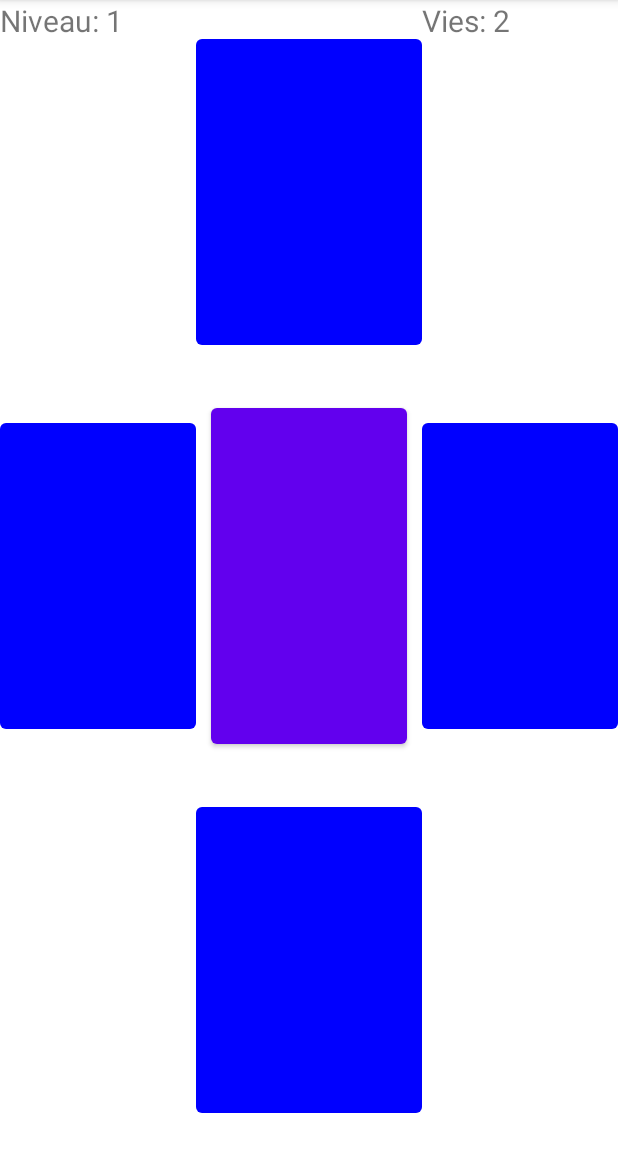
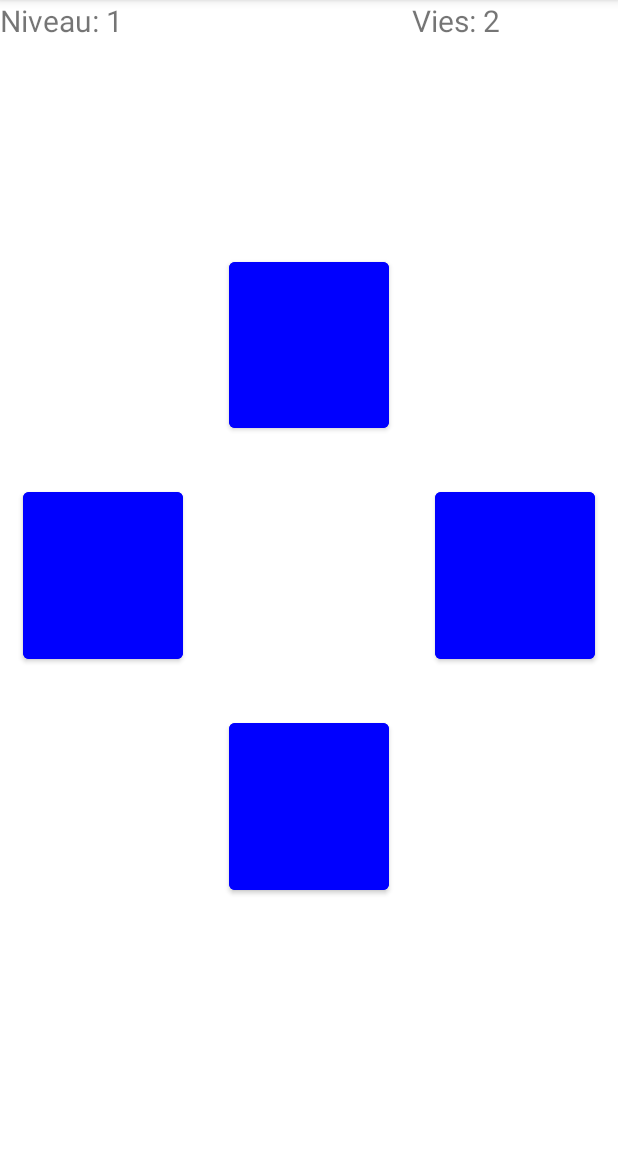
Before and after one commit to NinoLS/projet_color_memory, an Android app: the difficultyStart screen opened directly, with no data from a screen before it, on a phone screen of 412 x 824 dp, the part 84-1236 px from its top. Run offline under Robolectric (Android 15) with nearby library versions, the phone set to English and light mode, and no system bars.

```diff
--- a/app/src/main/java/com/example/colormemory/difficultyStart.java
+++ b/app/src/main/java/com/example/colormemory/difficultyStart.java
@@ -28,6 +28,7 @@ public class difficultyStart extends AppCompatActivity {
 
     //jeu
     Button[] btns;
+    int[] btns_ids;
     Byte[] random_sequence;
     Byte[] pressed_sequence;
     TextView tv_vies;
@@ -59,40 +60,48 @@ public class difficultyStart extends AppCompatActivity {
         tv_niveau = findViewById(R.id.tv_niveau);
         tv_niveau.setText("Niveau: " + n_NIVEAU);
 
-        //boutons jeu
-        btns = new Button[4];
-        btns[0] = findViewById(R.id.btn_facile_gauche);
-        btns[1] = findViewById(R.id.btn_facile_droit);
-        btns[2] = findViewById(R.id.btn_facile_bas);
-        btns[3] = findViewById(R.id.btn_facile_haut);
-        //reste...
+        //ordres des boutons (id)
+        btns_ids = new int[10];
+        btns_ids[0] = R.id.btn_bas;
+        btns_ids[1] = R.id.btn_haut;
+        btns_ids[2] = R.id.btn_gauche;
+        btns_ids[3] = R.id.btn_droit;
+        btns_ids[4] = R.id.btn_haut_haut;
+        btns_ids[7] = R.id.btn_bas_bas;
+        btns_ids[8] = R.id.btn_bas_gauche;
+        btns_ids[6] = R.id.btn_haut_droit;
+        btns_ids[5] = R.id.btn_haut_gauche;
+        btns_ids[9] = R.id.btn_bas_droit;
 
-        for(int b=0;b<btns.length;b++)
-        {
-            btns[b].setBackgroundColor(Color.BLUE);
-        }
-        setEnableButtons(btns,false); //activer les boutons
+        startDifficulty();
     }
 
 
-    public void startDifficulte(View view)
+
+
+    public void startDifficulty()
     {
-        if(n_NIVEAU == n_NIVEAU_MIN) //si aucun niveau passée => on "crée" la difficulté
+        new CountDownTimer(2000,2000)
         {
-            view.setEnabled(false);
-        }
-        startNiveau(view);
+            @Override
+            public void onTick(long millisUntilFinished) {
+
+            }
+            @Override
+            public void onFinish() {
+                startNiveau();
+            }
+        }.start();
     }
-
-    public void startNiveau(View view)
+    public void startNiveau()
     {
         if(n_NIVEAU <= n_NIVEAU_MAX)
         {
+            displayButtons(n_NIVEAU+3); //niveau 1 -> 4=3+1 boutons
             tv_niveau.setText("Niveau: " + n_NIVEAU); //affichage niveau
             random_sequence = new Byte[n_MANCHE_MAX]; //nouvelle sequence random
-            // //ajout d'un bouton
             n_MANCHE = n_MANCHE_MIN; //1ere manche
-            startManche(view);
+            startManche();
         }
         else
         {
@@ -100,31 +109,30 @@ public class difficultyStart extends AppCompatActivity {
             finish(); //on sort
         }
     }
-
-    public void startManche(View view)
+    public void startManche()
     {
         if(n_MANCHE <= n_MANCHE_MAX)
         {
-            switchOnBouton(view,0); //lance la sequence (récursivité)
+            switchOnBouton(0); //lance la sequence (récursivité)
             if(n_DIFF < 3)
-                listenSequence(view);
-            else chronoSequence(view); //pour le niveau chrono
+                listenSequence();
+            else chronoSequence(); //pour le niveau chrono
         }
         else
         {
             n_NIVEAU++;
-            startNiveau(view);
+            startNiveau();
         }
     }
     @SuppressLint("ResourceAsColor")
-    public void switchOnBouton(View view, int button_count)
+    public void switchOnBouton(int button_count)
     {
         if(button_count < n_MANCHE) //ex: [facile,manche 0] => 1 bouton
         {
             //tirage au sort + stockage sequence
             if(random_sequence[button_count] == null)
             {
-                byte random_index = (byte) Math.floor(Math.random() * (4 + n_DIFF)); //de 1 à 4
+                byte random_index = (byte) Math.floor(Math.random() * (3 + n_NIVEAU));
                 random_sequence[button_count] = random_index;
             }
 
@@ -137,7 +145,7 @@ public class difficultyStart extends AppCompatActivity {
                 @Override
                 public void onFinish() {
                     btns[random_sequence[button_count]].setBackgroundColor(Color.BLACK);
-                    btns[random_sequence[button_count]].setText(String.valueOf(button_count+1));
+                    //btns[random_sequence[button_count]].setText(String.valueOf(button_count+1));
                 }
             }.start();
 
@@ -151,15 +159,17 @@ public class difficultyStart extends AppCompatActivity {
                 public void onFinish() {
                     btns[random_sequence[button_count]].setBackgroundColor(Color.BLUE);
                     btns[random_sequence[button_count]].setText("");
-                    switchOnBouton(view,button_count+1);
+                    switchOnBouton(button_count+1);
 
                 }
             }.start();
         }
         else
-            setEnableButtons(btns,true); //activer les boutons
+            setEnableButtons(true); //activer les boutons
     }
-    public void listenSequence(View view)
+
+
+    public void listenSequence()
     {
         pressed_sequence = new Byte[n_MANCHE]; //"vider" la sequence (manches d'avant)
         for(byte b=0;b<btns.length;b++)
@@ -171,8 +181,8 @@ public class difficultyStart extends AppCompatActivity {
                     pressed_sequence[findFirstFreeIndex(pressed_sequence)] = finalB;
                     if(pressed_sequence[pressed_sequence.length-1] != null) //Tout complété
                     {
-                        setEnableButtons(btns,false);
-                        finishManche(view,compareTwoTab(pressed_sequence,random_sequence));
+                        setEnableButtons(false);
+                        finishManche(compareTwoTab(pressed_sequence,random_sequence));
                         //manche gagné si les 2 séquences sont identiques
                         /* //CORRESPOND A :
                         if(compareTwoTab(pressed_sequence,random_sequence))
@@ -186,8 +196,7 @@ public class difficultyStart extends AppCompatActivity {
             });
         }
     }
-
-    public void chronoSequence(View view)
+    public void chronoSequence()
     {
         //difficulté 3 <=> TIMER
         new CountDownTimer(n_TEMPS_REPONSE*1000*n_MANCHE,n_TEMPS_REPONSE*1000*n_MANCHE)
@@ -206,7 +215,7 @@ public class difficultyStart extends AppCompatActivity {
             }
         };
     }
-    public void finishManche(View view,boolean success)
+    public void finishManche(boolean success)
     {
         new CountDownTimer(300, 300) {
             @Override
@@ -232,7 +241,7 @@ public class difficultyStart extends AppCompatActivity {
                     btns[b].setBackgroundColor(Color.BLUE);
                 if (success) {
                     n_MANCHE++;
-                    startManche(view);
+                    startManche();
                 }
                 else //si perdu
                 {
@@ -242,11 +251,12 @@ public class difficultyStart extends AppCompatActivity {
                         n_MANCHE = n_MANCHE_MIN; //retour 1ere manche
                         n_VIES--;
                         tv_vies.setText("Vies: " + n_VIES);
+                        startNiveau(); //on recommence le niveau
                         //Toast.makeText(difficultyStart.this, "Encore "+n_VIES+" vie"+((n_VIES>1)?"s":""), Toast.LENGTH_SHORT).show();
                     }
                     else
                     {
-                        //plus de vies => retour au niveau 1
+                        //plus de vies => on sort ? OU retour au niveau 1
                         n_NIVEAU = 0;
                         setResult(Activity.RESULT_CANCELED);
                         finish(); //on sort
@@ -280,12 +290,23 @@ public class difficultyStart extends AppCompatActivity {
         }
         return true; //si on arrive ici : tout correspond
     }
-    public void setEnableButtons(Button[] btns,boolean bool)
+    public void setEnableButtons(boolean bool)
     {
         for(int i=0;i<btns.length;i++)
         {
             btns[i].setEnabled(bool);
         }
     }
+    public void displayButtons(int number)
+    {
+        btns = new Button[number];
+        for(int b=0;b<number;b++)
+        {
+            btns[b] = findViewById(btns_ids[b]);
+            btns[b].setVisibility(View.VISIBLE);
+            btns[b].setBackgroundColor(Color.BLUE);
+        }
+        setEnableButtons(false); //activer les boutons
+    }
 
 }
--- a/app/src/main/res/layout/activity_difficulty_facile.xml
+++ b/app/src/main/res/layout/activity_difficulty_facile.xml
@@ -10,7 +10,20 @@
         android:layout_width="match_parent"
         android:layout_height="match_parent"
         app:columnCount="3"
-        app:rowCount="3">
+        app:rowCount="5"
+        tools:layout_editor_absoluteX="0dp"
+        tools:layout_editor_absoluteY="0dp">
+
+
+        <TextView
+            android:id="@+id/tv_niveau"
+            android:text="@string/niveau"
+            android:textSize="20dp"
+            app:layout_column="0"
+            app:layout_columnWeight="1"
+            app:layout_row="0"
+            app:layout_rowWeight="1" />
+
 
         <TextView
             android:id="@+id/tv_vies"
@@ -23,63 +36,101 @@
             app:layout_row="0"
             app:layout_rowWeight="1" />
 
-        <TextView
-            android:id="@+id/tv_niveau"
-            android:text="@string/niveau"
-            android:textSize="20dp"
+        <Button
+            android:id="@+id/btn_haut_haut"
+            app:layout_column="1"
+            app:layout_columnWeight="1"
+            app:layout_row="0"
+            app:layout_rowWeight="1"
+            android:layout_margin="15dp"
+            android:visibility="invisible"
+            android:backgroundTint="#0000FF"/>
+        <Button
+            android:id="@+id/btn_haut"
+            app:layout_column="1"
+            app:layout_columnWeight="1"
+            app:layout_row="1"
+            app:layout_rowWeight="1"
+            android:layout_margin="15dp"
+            android:backgroundTint="#0000FF"/>
+
+        <Button
+            android:id="@+id/btn_haut_gauche"
             app:layout_column="0"
             app:layout_columnWeight="1"
-            app:layout_row="0"
-            app:layout_rowWeight="1" />
+            app:layout_row="1"
+            app:layout_rowWeight="1"
+            android:layout_margin="15dp"
+            android:visibility="invisible"
+            android:backgroundTint="#0000FF"/>
+
+        <Button
+            android:id="@+id/btn_haut_droit"
+            app:layout_column="2"
+            app:layout_columnWeight="1"
+            app:layout_row="1"
+            app:layout_rowWeight="1"
+            android:layout_margin="15dp"
+            android:visibility="invisible"
+            android:backgroundTint="#0000FF" />
+
+        <Button
+            android:id="@+id/btn_gauche"
+            app:layout_column="0"
+            app:layout_columnWeight="1"
+            app:layout_row="2"
+            app:layout_rowWeight="1"
+            android:layout_margin="15dp"
+            android:backgroundTint="#0000FF" />
+
+        <Button
+            android:id="@+id/btn_bas_gauche"
+            app:layout_column="0"
+            app:layout_columnWeight="1"
+            app:layout_row="3"
+            app:layout_rowWeight="1"
+            android:layout_margin="15dp"
+            android:visibility="invisible"
+            android:backgroundTint="#0000FF"/>
+
+        <Button
+            android:id="@+id/btn_bas_droit"
+            app:layout_column="2"
+            app:layout_columnWeight="1"
+            app:layout_row="3"
+            app:layout_rowWeight="1"
+            android:layout_margin="15dp"
+            android:visibility="invisible"
+            android:backgroundTint="#0000FF" />
 
 
         <Button
-            android:id="@+id/button3"
-            android:layout_width="wrap_content"
-            android:layout_height="wrap_content"
-            android:layout_margin="10dp"
-            android:onClick="startDifficulte"
-            android:text="@string/start"
+            android:id="@+id/btn_droit"
+            app:layout_column="2"
+            app:layout_columnWeight="1"
+            app:layout_row="2"
+            app:layout_rowWeight="1"
+            android:layout_margin="15dp"
+            android:backgroundTint="#0000FF"/>
+
+        <Button
+            android:id="@+id/btn_bas"
             app:layout_column="1"
             app:layout_columnWeight="1"
-            app:layout_row="1"
-            app:layout_rowWeight="1"/>
+            app:layout_row="3"
+            app:layout_rowWeight="1"
+            android:layout_margin="15dp"
+            android:backgroundTint="#0000FF"/>
 
         <Button
-            android:id="@+id/btn_facile_haut"
-            android:layout_marginTop="20dp"
-            android:layout_marginBottom="20dp"
+            android:id="@+id/btn_bas_bas"
             app:layout_column="1"
             app:layout_columnWeight="1"
-            app:layout_row="0"
-            app:layout_rowWeight="1"/>
-
-        <Button
-            android:id="@+id/btn_facile_gauche"
-            android:layout_marginTop="20dp"
-            android:layout_marginBottom="20dp"
-            app:layout_column="0"
-            app:layout_columnWeight="1"
-            app:layout_row="1"
-            app:layout_rowWeight="1"/>
-
-        <Button
-            android:id="@+id/btn_facile_droit"
-            android:layout_marginTop="20dp"
-            android:layout_marginBottom="20dp"
-            app:layout_column="2"
-            app:layout_columnWeight="1"
-            app:layout_row="1"
-            app:layout_rowWeight="1"/>
-
-        <Button
-            android:id="@+id/btn_facile_bas"
-            android:layout_marginTop="20dp"
-            android:layout_marginBottom="20dp"
-            app:layout_column="1"
-            app:layout_columnWeight="1"
-            app:layout_row="2"
-            app:layout_rowWeight="1"/>
+            app:layout_row="4"
+            app:layout_rowWeight="1"
+            android:layout_margin="15dp"
+            android:visibility="invisible"
+            android:backgroundTint="#0000FF" />
 
 
     </androidx.gridlayout.widget.GridLayout>
```
Also changed, not shown: app/src/main/res/layout/activity_difficulty_difficile.xml (+5 -5 lines).
